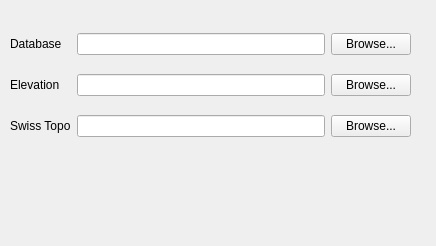
This is src/settings/flyhigh/FoldersWidget.ui in Iv/FlyHigh as Qt 5 draws it before an edit. The edited form follows.
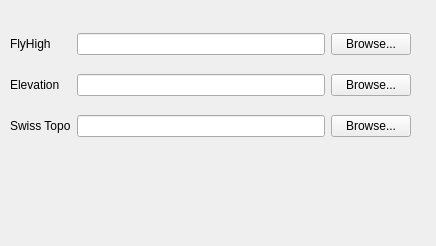
This is the edited form.

Commit message: serve IFlyHighRC values direct from QSettings

```diff
--- a/src/settings/flyhigh/FoldersWidget.ui
+++ b/src/settings/flyhigh/FoldersWidget.ui
@@ -50,7 +50,7 @@
     <item row="0" column="0">
      <widget class="QLabel" name="label_database">
       <property name="text">
-       <string>Database</string>
+       <string>FlyHigh</string>
       </property>
      </widget>
     </item>
```
Left out of the diff: 73 changed lines with no effect on the pictures. The commit also changes 17 other files.
